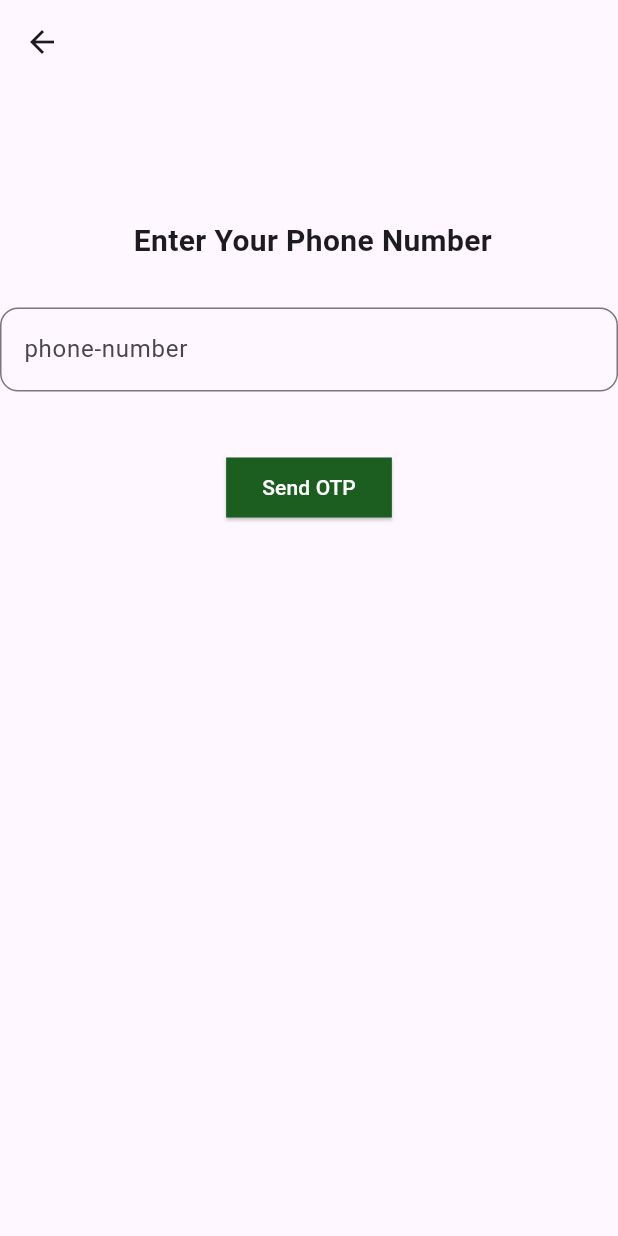
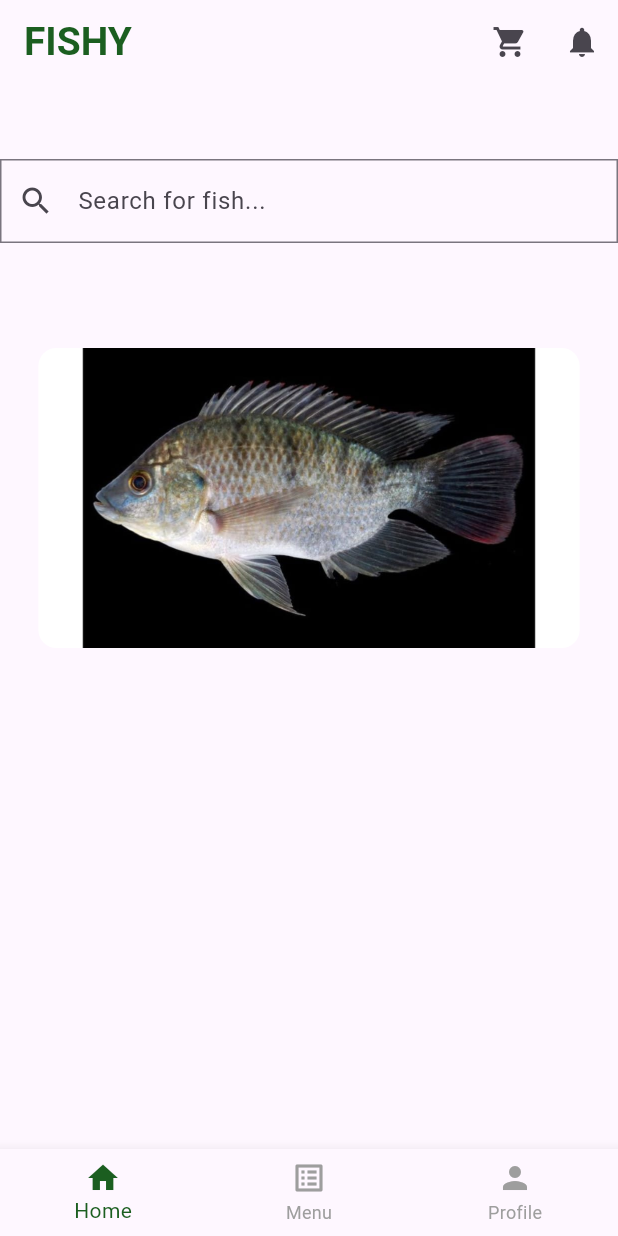
Before and after one commit to PriyadhaPrakash/Fishy, a Flutter app: the screen it shows after launch, on a phone screen of 412 x 824 dp. Run offline on Flutter 3.47's test engine with Material 3 defaults, Android fonts, the phone set to English and light mode, and no system bars; drawn by our look-alikes of carousel_slider; our stand-ins replace flutter_otp_text_field.

Commit message:
promotional baner

```diff
--- a/lib/Home.dart
+++ b/lib/Home.dart
@@ -0,0 +1,60 @@
+
+import 'package:fishy/Homepage.dart';
+import 'package:flutter/material.dart';
+
+
+class Home extends StatefulWidget {
+  const Home({super.key});
+
+  @override
+  State<Home> createState() => _HomeState();
+}
+
+class _HomeState extends State<Home> {
+  int _selectedIndex = 0;
+
+  // Pages for each tab
+  final List<Widget> _pages = [
+    const HomePage(),
+    const Center(child: Text("")),
+    const Center(child: Text("")),
+  ];
+  @override
+  Widget build(BuildContext context) {
+    return Scaffold(
+      appBar: AppBar(
+        title: Text(
+          "FISHY",
+          style: TextStyle(
+            fontSize: 26,
+            fontWeight: FontWeight.bold,
+            color: Colors.green.shade900,
+            fontFamily: 'Roboto',
+          ),
+        ),
+        actions: [
+          IconButton(onPressed: () {}, icon: const Icon(Icons.shopping_cart)),
+          IconButton(onPressed: () {}, icon: const Icon(Icons.notifications)),
+        ],
+      ),
+      body: _pages[_selectedIndex],
+
+      bottomNavigationBar: BottomNavigationBar(
+        currentIndex: _selectedIndex,
+        onTap: (index) {
+          setState(() {
+            _selectedIndex = index;
+          });
+        },
+        selectedItemColor: Colors.green.shade900,
+        unselectedItemColor: Colors.grey,
+        items: const [
+          BottomNavigationBarItem(icon: Icon(Icons.home), label: "Home"),
+          BottomNavigationBarItem(icon: Icon(Icons.list_alt), label: "Menu"),
+          BottomNavigationBarItem(icon: Icon(Icons.person), label: "Profile"),
+        ],
+      ),
+
+    );
+  }
+}
--- /dev/null
+++ b/lib/Homepage.dart
@@ -0,0 +1,67 @@
+import 'package:carousel_slider/carousel_slider.dart';
+import 'package:flutter/material.dart';
+
+class HomePage extends StatefulWidget {
+  const HomePage({super.key});
+
+  @override
+  State<HomePage> createState() => _HomePageState();
+}
+
+class _HomePageState extends State<HomePage> {
+  final List<String> bannerImages = [
+    'assets/fishy1.jpg',
+    'assets/fishy1.jpg',
+    'assets/fishy1.jpg',
+  ];
+  @override
+  Widget build(BuildContext context) {
+    return Scaffold(
+      body: ListView(
+        children: [
+          Padding(padding: EdgeInsets.symmetric(vertical: 25, horizontal: 10)),
+          TextField(
+            decoration: InputDecoration(
+              hintText: "Search for fish...",
+              prefixIcon: const Icon(Icons.search),
+              border: OutlineInputBorder(borderRadius: BorderRadius.zero),
+            ),
+          ),
+          const SizedBox(height: 70),
+
+          CarouselSlider(
+            options: CarouselOptions(
+              height: 200,
+
+              autoPlay: true, // automatically slide
+              enlargeCenterPage: true,
+              viewportFraction: .9,
+              autoPlayInterval: const Duration(seconds: 3),
+            ),
+    items: bannerImages.map((imagePath) {
+    return Builder(
+    builder: (BuildContext context) {
+    return Container(
+    width: double.infinity,
+    margin: const EdgeInsets.symmetric(horizontal: 5.0),
+    decoration: BoxDecoration(
+
+    borderRadius: BorderRadius.circular(12),
+    image: DecorationImage(
+    image: AssetImage(imagePath),
+    fit: BoxFit.cover,
+    ),
+    ),
+    );
+    },
+    );
+    }).toList(),
+
+    ),
+
+
+        ],
+      ),
+    );
+  }
+}
--- a/lib/main.dart
+++ b/lib/main.dart
@@ -1,4 +1,8 @@
+import 'package:fishy/Home.dart';
+import 'package:fishy/Homepage.dart';
 import 'package:fishy/Phone_number.dart';
+import 'package:fishy/intro_page.dart';
+import 'package:fishy/otp_page.dart';
 import 'package:flutter/material.dart';
 
 void main() {
@@ -31,7 +35,7 @@ class MyApp extends StatelessWidget {
         // tested with just a hot reload.
         colorScheme: ColorScheme.fromSeed(seedColor: Colors.deepPurple),
       ),
-      home:PhoneNumber()
+      home:Home()
     );
   }
 }
```
Also changed, not shown: pubspec.yaml (+7 -1 lines), assets/fishy1.jpg (added), assets/fishy2.jpg (added), assets/fishy3.jpg (added), pubspec.lock.
